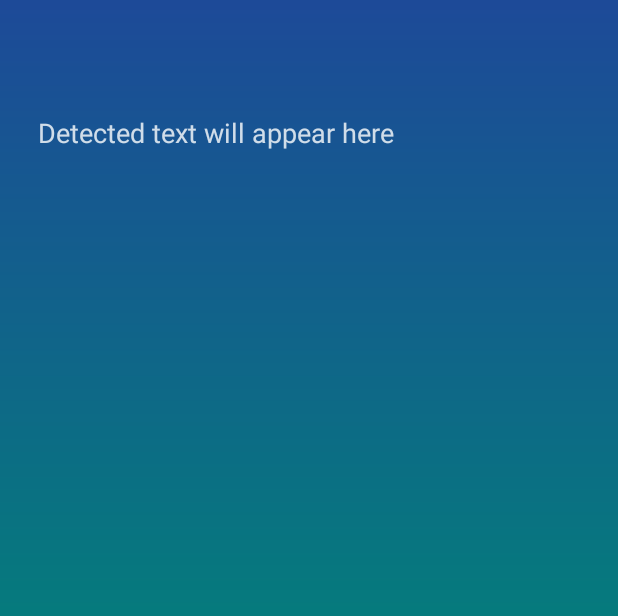
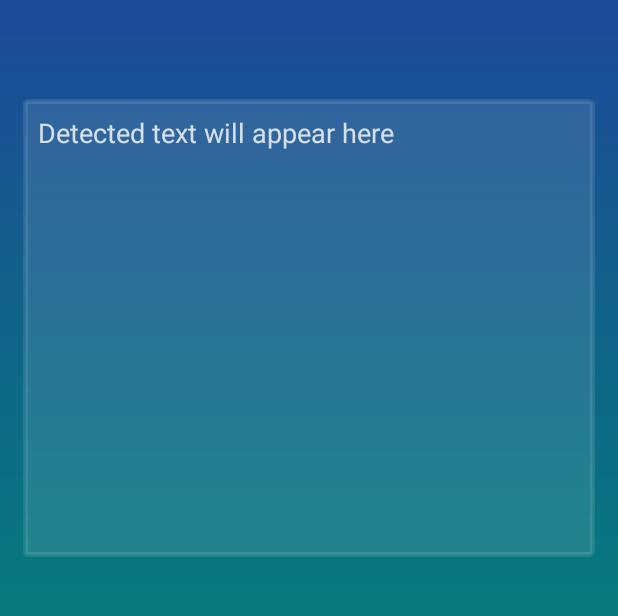
Before and after one commit to Liampeel/TranslateApp, an Android app: the OCRActivity screen opened directly, with no data from a screen before it, on a phone screen of 412 x 824 dp, the part 488-1104 px from its top. Run offline under Robolectric (Android 15) with nearby library versions, the phone set to English and light mode, and no system bars; libraries missing offline, so code that uses them is left out: com.google.firebase.ml, com.theartofdev.edmodo.

Commit message:
Deleted bad languages and UI updates to EditText

```diff
--- a/app/src/main/java/com/example/myapplication/TranslateActivity.kt
+++ b/app/src/main/java/com/example/myapplication/TranslateActivity.kt
@@ -48,8 +48,8 @@ class TranslateActivity : AppCompatActivity() {
             detectLang(translate)
         }
 
-        val languageCodes = arrayListOf("en", "fr", "es", "it", "de", "pt", "nl", "pl", "el", "bg", "hu",
-            "ar", "fa", "id", "ja", "ru", "sv", "tr", "th", "vi")
+        val languageCodes = arrayListOf("en", "fr", "es", "it", "de", "pt", "nl", "pl", "fi", "bg", "hu",
+            "ar", "fa", "id", "hi", "ja", "ru", "sv", "tr", "th", "vi")
 
         val fullLanguageText = arrayListOf<String>()
 
@@ -159,7 +159,5 @@ class TranslateActivity : AppCompatActivity() {
         val activeNetwork: NetworkInfo? = connectivityManager.activeNetworkInfo
         //Means that we are connected to a network (mobile or wi-fi)
         return activeNetwork?.isConnected == true
-
     }
-
 }
--- /dev/null
+++ b/app/src/main/res/drawable/edit_text_background.xml
@@ -0,0 +1,10 @@
+<shape xmlns:android="http://schemas.android.com/apk/res/android">
+
+<!--    <solid android:color="@color/lighter_blue" />-->
+
+    <solid android:color="@color/login_form_details_light"/>
+    <corners android:radius="2dp"/>
+    <stroke
+        android:width="3dp"
+        android:color="@color/login_form_details_light" />
+</shape>
--- a/app/src/main/res/layout/activity_ocr.xml
+++ b/app/src/main/res/layout/activity_ocr.xml
@@ -65,27 +65,14 @@
         android:layout_height="305dp"
         android:layout_below="@+id/actionContainer"
         android:layout_marginTop="40dp"
-        android:background="@android:color/transparent"
+        android:background="@drawable/edit_text_background"
         android:gravity="top"
-        android:hint="Detected text will appear here"
+        android:hint="@string/detected_text_will_appear_here"
         android:inputType="textMultiLine"
         android:padding="10dp"
         android:textColor="@color/login_form_details"
-        android:textColorHint="@color/login_form_details" />
-
-    <TextView
-        android:id="@+id/detected_language"
-        android:textColor="@color/login_form_details"
-        android:layout_width="wrap_content"
-        android:layout_height="wrap_content"
-        android:layout_alignEnd="@+id/ocrResultEt"
-        android:layout_alignRight="@+id/ocrResultEt"
-        android:layout_alignBottom="@+id/ocrResultEt"
-        android:layout_marginEnd="160dp"
-        android:textSize="18sp"
-        android:layout_marginRight="160dp"
-        android:layout_marginBottom="162dp"
-        android:text="" />
+        android:textColorHint="@color/login_form_details"
+        android:autofillHints="" />
 
 
 </RelativeLayout>
--- a/app/src/main/res/values/colors.xml
+++ b/app/src/main/res/values/colors.xml
@@ -4,7 +4,9 @@
     <color name="colorPrimaryDark">#00574B</color>
     <color name="colorAccent">#D81B60</color>
     <color name="dark_blue">#3023AE</color>
+    <color name="lighter_blue">#2468B0</color>
     <color name="purple">#C86DD7</color>
+
 
 
 
--- a/app/src/main/res/values/strings.xml
+++ b/app/src/main/res/values/strings.xml
@@ -23,4 +23,5 @@
     <string name="recognize_text">Recognize Text</string>
     <string name="translate">Translate</string>
     <string name="select_image">Select Image</string>
+    <string name="detected_text_will_appear_here">Detected text will appear here</string>
 </resources>
```
Also changed, not shown: app/src/main/res/layout/activity_translate.xml (+18 -11 lines), app/src/main/java/com/example/myapplication/OCRActivity.kt (line endings or trailing spaces).
